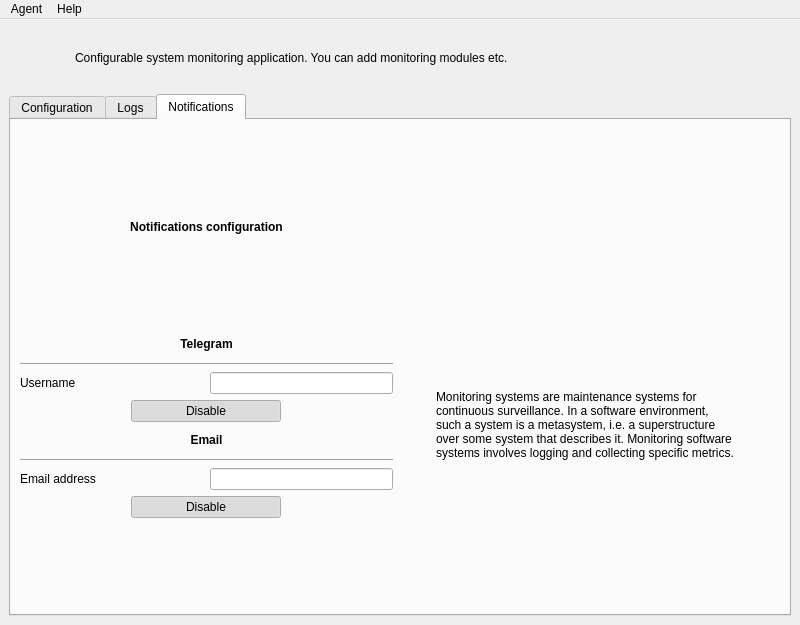
Qt form src/gui/view/mainwindow.ui (LudwigAndreas/MonitoringSystem) before a commit.
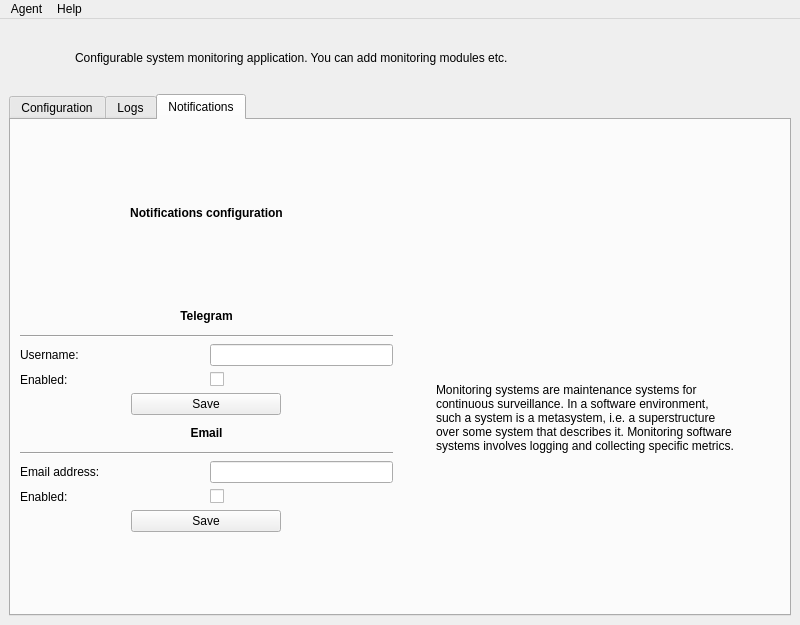
The same form after that commit. The open tabs and pages were chosen to show the change. Icons and pictures are not drawn.

The edit to the form file:
```diff
--- a/src/gui/view/mainwindow.ui
+++ b/src/gui/view/mainwindow.ui
@@ -679,7 +679,21 @@
           </property>
           <item row="1" column="1">
            <layout class="QGridLayout" name="gridLayout_8">
-            <item row="4" column="1" colspan="2">
+            <item row="8" column="1">
+             <widget class="QLabel" name="label_11">
+              <property name="text">
+               <string>Enabled:</string>
+              </property>
+             </widget>
+            </item>
+            <item row="6" column="1" colspan="2">
+             <widget class="Line" name="line_4">
+              <property name="orientation">
+               <enum>Qt::Horizontal</enum>
+              </property>
+             </widget>
+            </item>
+            <item row="5" column="1" colspan="2">
              <widget class="QLabel" name="label_7">
               <property name="minimumSize">
                <size>
@@ -708,6 +722,13 @@
               </property>
              </widget>
             </item>
+            <item row="3" column="1">
+             <widget class="QLabel" name="label_10">
+              <property name="text">
+               <string>Enabled:</string>
+              </property>
+             </widget>
+            </item>
             <item row="2" column="2">
              <widget class="QLineEdit" name="lineEdit">
               <property name="sizePolicy">
@@ -718,8 +739,8 @@
               </property>
              </widget>
             </item>
-            <item row="6" column="2">
-             <widget class="QLineEdit" name="lineEdit_2">
+            <item row="7" column="2">
+             <widget class="QLineEdit" name="email_address_value">
               <property name="sizePolicy">
                <sizepolicy hsizetype="Preferred" vsizetype="Fixed">
                 <horstretch>0</horstretch>
@@ -728,6 +749,13 @@
               </property>
              </widget>
             </item>
+            <item row="8" column="2">
+             <widget class="QCheckBox" name="email_enabled_checkbox">
+              <property name="text">
+               <string/>
+              </property>
+             </widget>
+            </item>
             <item row="0" column="1" colspan="2">
              <widget class="QLabel" name="label_2">
               <property name="minimumSize">
@@ -750,47 +778,48 @@
               </property>
              </widget>
             </item>
-            <item row="6" column="1">
+            <item row="4" column="1" colspan="2" alignment="Qt::AlignHCenter">
+             <widget class="QPushButton" name="save_telegram_push_button">
+              <property name="minimumSize">
+               <size>
+                <width>150</width>
+                <height>0</height>
+               </size>
+              </property>
+              <property name="maximumSize">
+               <size>
+                <width>150</width>
+                <height>16777215</height>
+               </size>
+              </property>
+              <property name="text">
+               <string>Save</string>
+              </property>
+             </widget>
+            </item>
+            <item row="7" column="1">
              <widget class="QLabel" name="label_8">
               <property name="text">
-               <string>Email address</string>
+               <string>Email address:</string>
               </property>
              </widget>
             </item>
-            <item row="7" column="1" colspan="2" alignment="Qt::AlignHCenter">
-             <widget class="QPushButton" name="pushButton_3">
-              <property name="minimumSize">
-               <size>
-                <width>150</width>
-                <height>0</height>
-               </size>
-              </property>
-              <property name="maximumSize">
-               <size>
-                <width>150</width>
-                <height>16777215</height>
-               </size>
-              </property>
+            <item row="3" column="2">
+             <widget class="QCheckBox" name="telegram_enabled_checkbox">
               <property name="text">
-               <string>Disable</string>
-              </property>
-              <property name="checkable">
-               <bool>true</bool>
-              </property>
-              <property name="checked">
-               <bool>true</bool>
+               <string/>
               </property>
              </widget>
             </item>
             <item row="2" column="1">
              <widget class="QLabel" name="label_3">
               <property name="text">
-               <string>Username</string>
+               <string>Username:</string>
               </property>
              </widget>
             </item>
-            <item row="3" column="1" colspan="2" alignment="Qt::AlignHCenter">
-             <widget class="QPushButton" name="pushButton_2">
+            <item row="9" column="1" colspan="2" alignment="Qt::AlignHCenter">
+             <widget class="QPushButton" name="save_email_push_button">
               <property name="minimumSize">
                <size>
                 <width>150</width>
@@ -804,20 +833,7 @@
                </size>
               </property>
               <property name="text">
-               <string>Disable</string>
-              </property>
-              <property name="checkable">
-               <bool>true</bool>
-              </property>
-              <property name="checked">
-               <bool>true</bool>
-              </property>
-             </widget>
-            </item>
-            <item row="5" column="1" colspan="2">
-             <widget class="Line" name="line_4">
-              <property name="orientation">
-               <enum>Qt::Horizontal</enum>
+               <string>Save</string>
               </property>
              </widget>
             </item>
```
Left out of the diff: 4 changed lines with no effect on the pictures.
